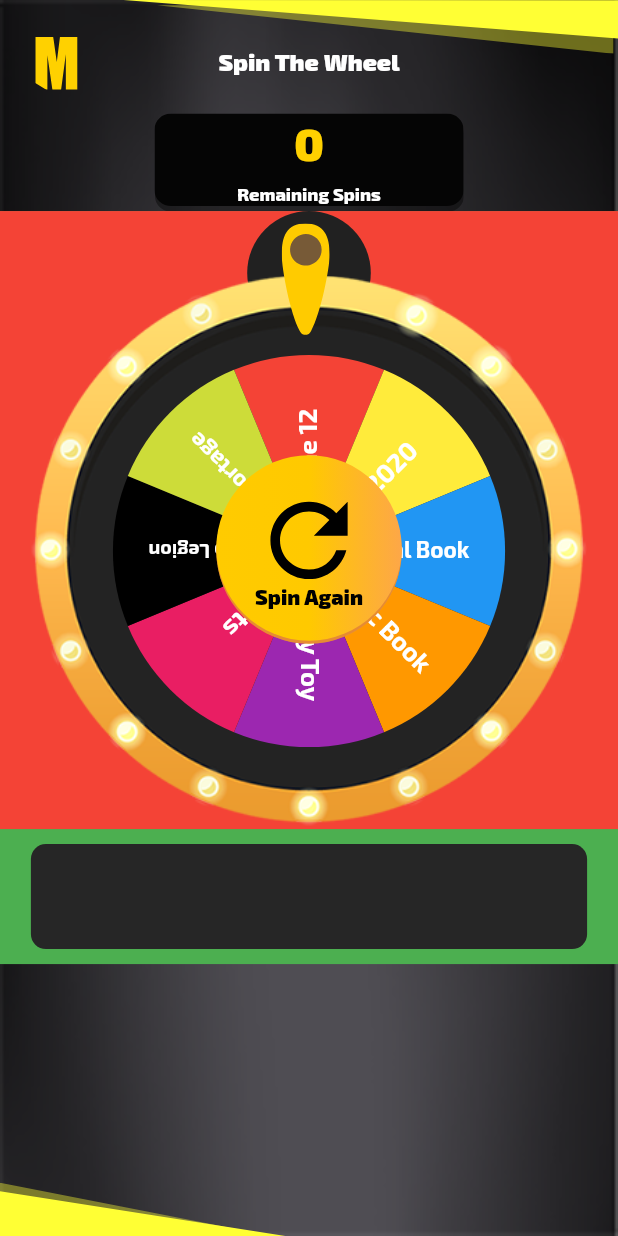
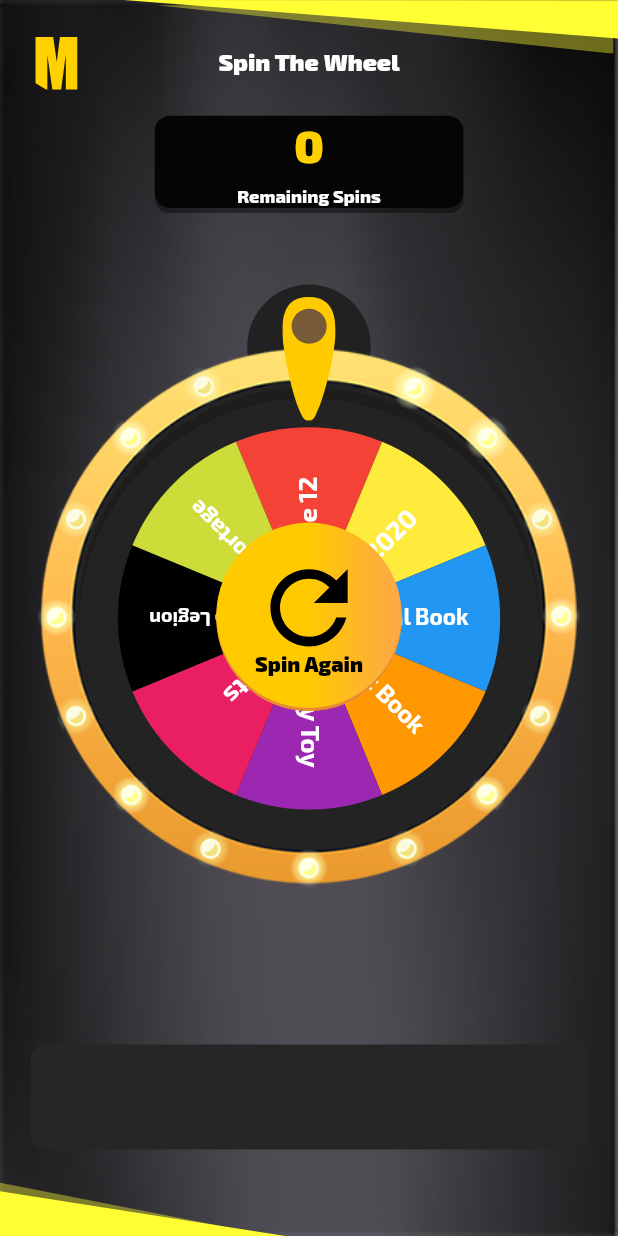
Before and after one commit to jalal-hassane/kiosk_app, a Flutter app: the PageSpinner screen opened by its route, on a phone screen of 412 x 824 dp. Run offline on Flutter 3.47's test engine with Material 2 defaults, Android fonts, the phone set to English and light mode, and no system bars; drawn by our look-alikes of auto_size_text, flutter_fortune_wheel; our stand-ins replace assets_audio_player, audioplayers, device_info, device_preview, dio, flutter_svg and 5 more; missing offline and left inert: animator; accounts and stored records are empty; generated files the repository leaves out were written again.

Commit message:
kiosk app

```diff
--- a/lib/custom/MyAssets.dart
+++ b/lib/custom/MyAssets.dart
@@ -52,4 +52,7 @@ class MyAssets {
   static const backgroundPrize1 = 'assets/images/im_result_background_1.png';
   static const backgroundPrize2 = 'assets/images/im_result_background_2.png';
   static const youWonBanner = 'assets/images/im_you_won_banner.png';
+
+  // Lottie
+  static const lottieFireworks = 'assets/lottie/lottie_fireworks_done.json';
 }
--- a/lib/ui/PageSpinner.dart
+++ b/lib/ui/PageSpinner.dart
@@ -190,10 +190,15 @@ class _PageSpinner extends State<PageSpinner> with TickerProviderStateMixin {
                         ],
                       ),
                     ),
-                    Column(
+                    Expanded(
+                      //color: Colors.red,
+                      child: Column(
+                        mainAxisSize: MainAxisSize.max,
                         mainAxisAlignment: MainAxisAlignment.spaceEvenly,
                         children: [
-                        Container(
+                          Flexible(
+                            flex:1,
+                            child: Container(
                               margin: EdgeInsets.only(
                                 top: 16,
                               ),
@@ -243,16 +248,19 @@ class _PageSpinner extends State<PageSpinner> with TickerProviderStateMixin {
                                 ],
                               ),
                             ),
-                        Container(
-                          color: Colors.green,
+                          ),
+                          Flexible(
+                            flex :8,
                             child: Column(
                               mainAxisSize: MainAxisSize.max,
-                            mainAxisAlignment: MainAxisAlignment.spaceBetween,
+                              mainAxisAlignment: MainAxisAlignment.spaceAround,
                               children: [
                                 Center(
                                   child: Container(
-                                  color: Colors.red,
+                                    //color: Colors.red,
                                     alignment: Alignment.center,
+                                    //height: screenHeight*0.6,
+                                    width: screenWidth*0.88,
                                     child: Stack(
                                       children: [
                                         Center(
@@ -295,10 +303,14 @@ class _PageSpinner extends State<PageSpinner> with TickerProviderStateMixin {
                                                             seconds: 5,
                                                           ),
                                                           onFling: () {
+                                                            setState(() {
                                                               controller.add(
                                                                 prizeIndex,
                                                               );
+                                                            });
+
                                                           },
+                                                          selected: controller.stream,
                                                           indicators: [
                                                             FortuneIndicator(
                                                               alignment: Alignment
@@ -316,7 +328,7 @@ class _PageSpinner extends State<PageSpinner> with TickerProviderStateMixin {
                                                               ),
                                                             ),
                                                           ],
-                                                        animateFirst: true,
+                                                          animateFirst: false,
                                                           physics:
                                                               CircularPanPhysics(
                                                             duration: Duration(
@@ -474,11 +486,9 @@ class _PageSpinner extends State<PageSpinner> with TickerProviderStateMixin {
                                             ),
                                           ),
                                         ),
-                                      Positioned(
-                                        left: screenWidth * 0.5 -
-                                            screenHeight * 0.05,
+                                        Center(
+                                          child: Container(
                                             height: screenHeight * 0.1,
-                                        child: Container(
                                             margin: EdgeInsets.only(
                                               top: screenHeight * 0.01,
                                             ),
@@ -520,6 +530,7 @@ class _PageSpinner extends State<PageSpinner> with TickerProviderStateMixin {
                           ),
                         ],
                       ),
+                    ),
                   ],
                 ),
               ),
@@ -532,14 +543,11 @@ class _PageSpinner extends State<PageSpinner> with TickerProviderStateMixin {
 
   void spinAgain() {
     setState(() {
-      // todo add rootDisabled = false; when fortune wheel works fine
-
+      rootDisabled = false;
       animatorKey.controller
           .forward(from: 0.6)
           .whenComplete(() => {animatorKey.controller.reverse()});
 
-      // todo remove the line below
-      animateSpinnerBackground(MyAssets.spinnerBackgroundOn);
     });
   }
 
@@ -688,8 +696,6 @@ class _PageSpinner extends State<PageSpinner> with TickerProviderStateMixin {
                 duration: Duration(milliseconds: 300),
               )
             });
-        //todo remove this absorber later
-        rootDisabled = false;
       });
     }
   }
```
Also changed, not shown: lib/main.dart (+5 -3 lines), lib/ui/PageReward.dart (+14 -3 lines), lib/retrofit/ApiService.g.dart, lib/retrofit/responses/SaveSelectedDrawsResponse.g.dart (added). Lines whose indentation alone changed are shown as unchanged.
